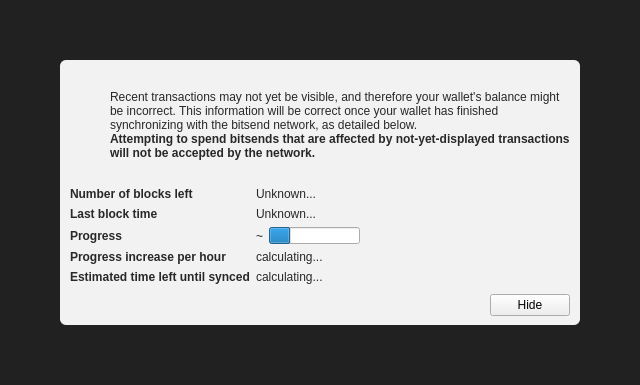
Above: src/qt/forms/modaloverlay.ui from LIMXTEC/BitSend before the change. Below: the same form after it.
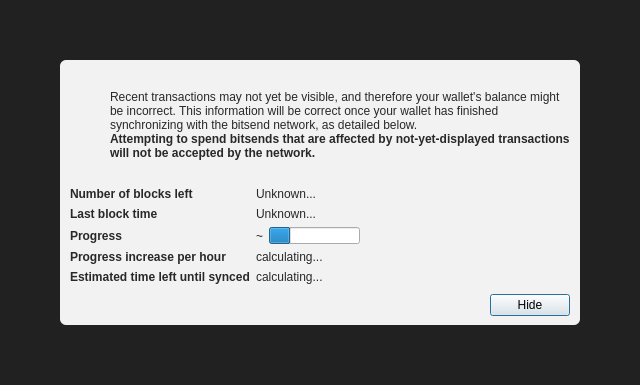
That is the form after the change. Icons and pictures are not drawn. Custom widgets are drawn as their Qt base class.

What changed in the file:
```diff
--- a/src/qt/forms/modaloverlay.ui
+++ b/src/qt/forms/modaloverlay.ui
@@ -351,6 +351,12 @@
              <property name="text">
               <string>Hide</string>
              </property>
+             <property name="focusPolicy">
+              <enum>Qt::StrongFocus</enum>
+             </property>
+             <property name="default">
+              <bool>true</bool>
+             </property>
             </widget>
            </item>
           </layout>
```
Left out of the diff: 2 changed lines with no effect on the pictures.
